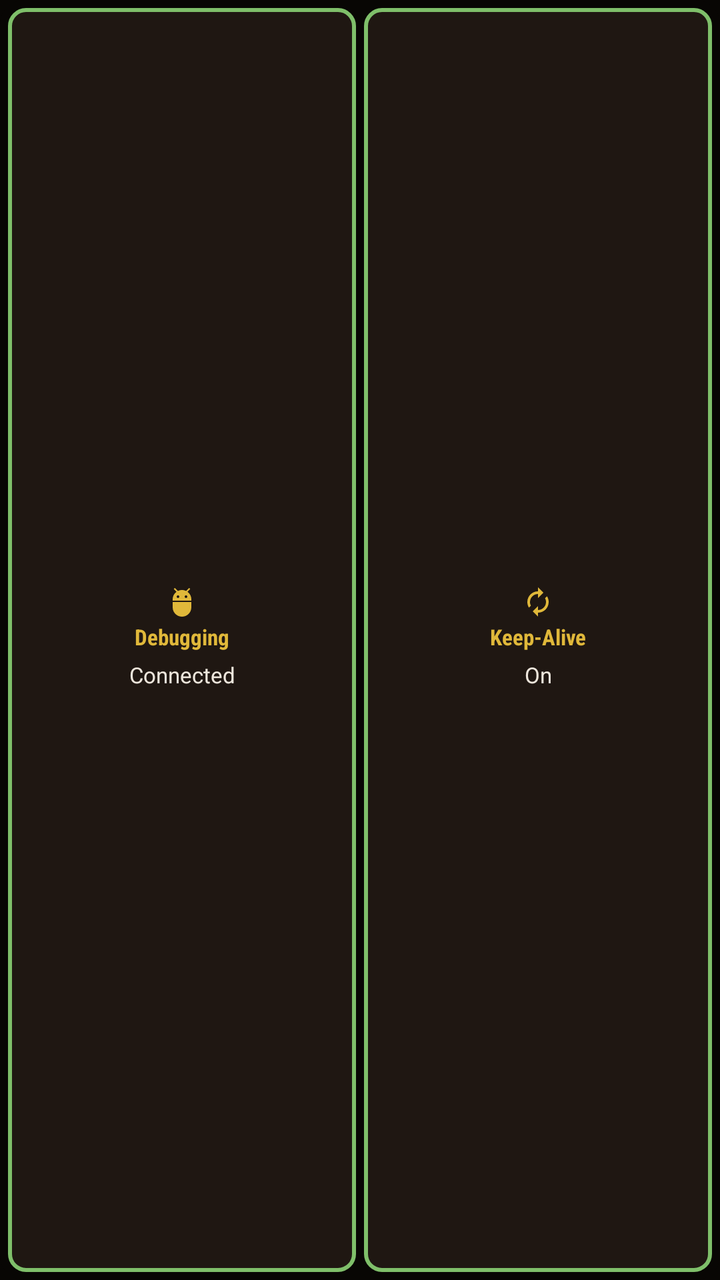
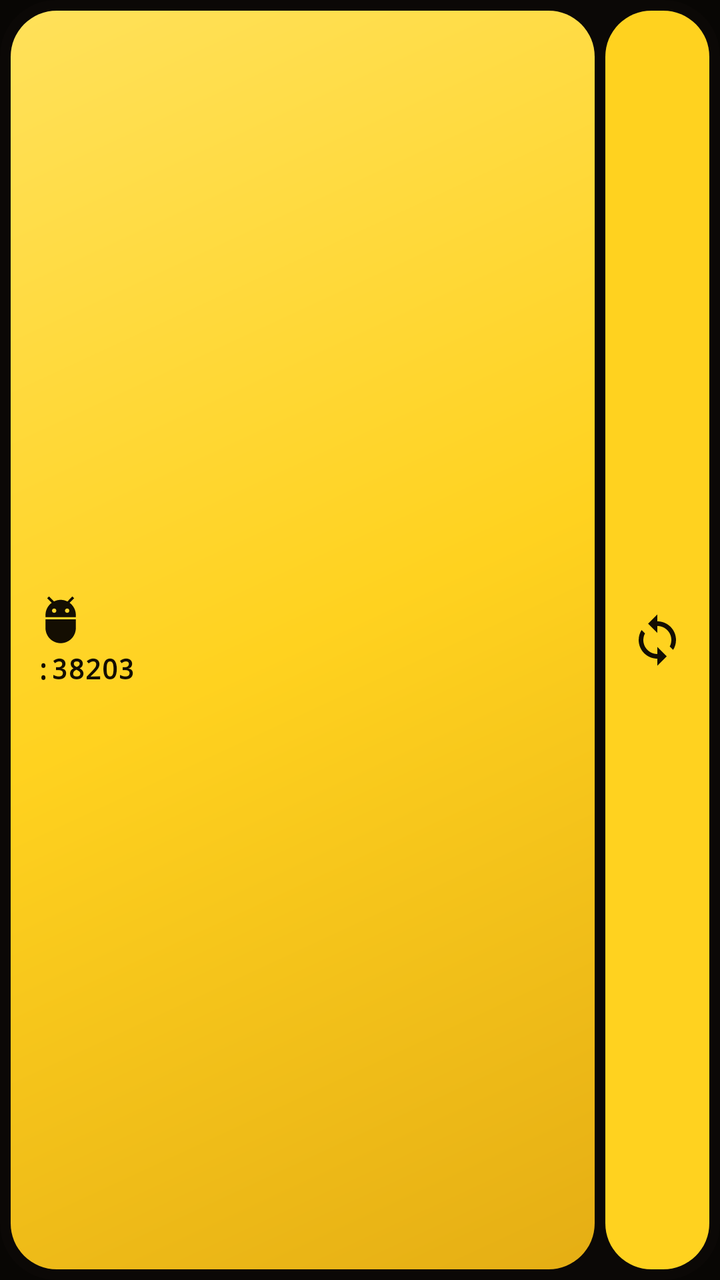

An Android layout rendered at two revisions. The XML below is the earlier revision; the diff shows what the commit changed to produce the second picture.
<!-- AndroidManifest.xml: application theme Theme.KeepADB -->
<!-- res/layout/widget_preview_control.xml -->
<?xml version="1.0" encoding="utf-8"?>
<LinearLayout xmlns:android="http://schemas.android.com/apk/res/android"
    android:layout_width="match_parent"
    android:layout_height="match_parent"
    android:background="@drawable/bg_widget_root"
    android:orientation="horizontal"
    android:padding="2dp">

    <LinearLayout
        android:layout_width="0dp"
        android:layout_height="match_parent"
        android:layout_margin="2dp"
        android:layout_weight="1"
        android:background="@drawable/bg_widget_tile_on"
        android:gravity="center"
        android:orientation="vertical"
        android:padding="2dp">

        <ImageView
            android:layout_width="16dp"
            android:layout_height="16dp"
            android:importantForAccessibility="no"
            android:src="@drawable/ic_widget_adb" />

        <TextView
            android:layout_width="match_parent"
            android:layout_height="wrap_content"
            android:autoSizeMaxTextSize="11sp"
            android:autoSizeMinTextSize="8sp"
            android:autoSizeTextType="uniform"
            android:fontFamily="sans-serif-condensed"
            android:gravity="center"
            android:maxLines="1"
            android:text="@string/widget_action_adb"
            android:textColor="@color/text_yellow"
            android:textStyle="bold" />

        <TextView
            android:layout_width="match_parent"
            android:layout_height="wrap_content"
            android:autoSizeMaxTextSize="11sp"
            android:autoSizeMinTextSize="8sp"
            android:autoSizeTextType="uniform"
            android:gravity="center"
            android:maxLines="1"
            android:text="@string/tile_state_connected"
            android:textColor="@color/night_text" />
    </LinearLayout>

    <LinearLayout
        android:layout_width="0dp"
        android:layout_height="match_parent"
        android:layout_margin="2dp"
        android:layout_weight="1"
        android:background="@drawable/bg_widget_tile_on"
        android:gravity="center"
        android:orientation="vertical"
        android:padding="2dp">

        <ImageView
            android:layout_width="16dp"
            android:layout_height="16dp"
            android:importantForAccessibility="no"
            android:src="@drawable/ic_widget_keep_alive" />

        <TextView
            android:layout_width="match_parent"
            android:layout_height="wrap_content"
            android:autoSizeMaxTextSize="11sp"
            android:autoSizeMinTextSize="8sp"
            android:autoSizeTextType="uniform"
            android:fontFamily="sans-serif-condensed"
            android:gravity="center"
            android:maxLines="1"
            android:text="@string/widget_action_keep_alive"
            android:textColor="@color/text_yellow"
            android:textStyle="bold" />

        <TextView
            android:layout_width="match_parent"
            android:layout_height="wrap_content"
            android:autoSizeMaxTextSize="11sp"
            android:autoSizeMinTextSize="8sp"
            android:autoSizeTextType="uniform"
            android:gravity="center"
            android:maxLines="1"
            android:text="@string/widget_state_on"
            android:textColor="@color/night_text" />
    </LinearLayout>
</LinearLayout>
<!-- resources referenced by this layout -->
<resources>
  <color name="night_text">#EDE6DC</color>
  <color name="text_yellow">#E0B83A</color>
  <!-- drawable bg_widget_root (drawable) -->
  <?xml version="1.0" encoding="utf-8"?>
  <shape xmlns:android="http://schemas.android.com/apk/res/android">
      <solid android:color="@color/ground" />
      <corners android:radius="@dimen/radius_panel" />
  </shape>
  <!-- drawable bg_widget_tile_on (drawable) -->
  <?xml version="1.0" encoding="utf-8"?>
  <selector xmlns:android="http://schemas.android.com/apk/res/android">
      <item android:state_pressed="true">
          <shape>
              <solid android:color="@color/panel" />
              <stroke android:width="2dp" android:color="@color/link_red" />
              <corners android:radius="@dimen/radius_control" />
          </shape>
      </item>
      <item>
          <shape>
              <solid android:color="@color/panel_strong" />
              <stroke android:width="2dp" android:color="@color/status_ok_green" />
              <corners android:radius="@dimen/radius_control" />
          </shape>
      </item>
  </selector>
  <!-- drawable ic_widget_adb (drawable) -->
  <?xml version="1.0" encoding="utf-8"?>
  <vector xmlns:android="http://schemas.android.com/apk/res/android"
      android:width="24dp"
      android:height="24dp"
      android:tint="@color/text_yellow"
      android:viewportWidth="24"
      android:viewportHeight="24">
      <path
          android:fillColor="@android:color/white"
          android:pathData="M5,16c0,3.87 3.13,7 7,7s7,-3.13 7,-7v-4L5,12v4zM16.12,4.37l2.1,-2.1 -0.82,-0.83 -2.3,2.31C14.16,3.28 13.12,3 12,3s-2.16,0.28 -3.09,0.75L6.6,1.44l-0.82,0.83 2.1,2.1C6.14,5.64 5,7.68 5,10v1h14v-1c0,-2.32 -1.14,-4.36 -2.88,-5.63zM9,9c-0.55,0 -1,-0.45 -1,-1s0.45,-1 1,-1 1,0.45 1,1 -0.45,1 -1,1zM15,9c-0.55,0 -1,-0.45 -1,-1s0.45,-1 1,-1 1,0.45 1,1 -0.45,1 -1,1z" />
  </vector>
  <!-- drawable ic_widget_keep_alive (drawable) -->
  <?xml version="1.0" encoding="utf-8"?>
  <vector xmlns:android="http://schemas.android.com/apk/res/android"
      android:width="24dp"
      android:height="24dp"
      android:tint="@color/text_yellow"
      android:viewportWidth="24"
      android:viewportHeight="24">
      <path
          android:fillColor="@android:color/white"
          android:pathData="M12,6v3l4,-4 -4,-4v3c-4.42,0 -8,3.58 -8,8 0,1.57 0.46,3.03 1.24,4.26L6.7,14.8c-0.45,-0.83 -0.7,-1.79 -0.7,-2.8 0,-3.31 2.69,-6 6,-6zM18.76,7.74L17.3,9.2c0.44,0.84 0.7,1.79 0.7,2.8 0,3.31 -2.69,6 -6,6v-3l-4,4 4,4v-3c4.42,0 8,-3.58 8,-8 0,-1.57 -0.46,-3.03 -1.24,-4.26z" />
  </vector>
  <string name="tile_state_connected">Connected</string>
  <string name="widget_action_adb">Debugging</string>
  <string name="widget_action_keep_alive">Keep-Alive</string>
  <string name="widget_state_on">On</string>
  <color name="ground">#080604</color>
  <dimen name="radius_panel">12dp</dimen>
  <color name="panel">#14100D</color>
  <color name="link_red">#EA5448</color>
  <dimen name="radius_control">8dp</dimen>
  <color name="panel_strong">#1F1712</color>
  <color name="status_ok_green">#7FBF6A</color>
  <color name="title_yellow">#FFD21F</color>
  <color name="border_red">#B83A3E</color>
  <color name="banner_red">#B11218</color>
  <color name="night_muted">#A79B8C</color>
  <!-- unchanged entries left out for length: 1 -->
</resources>

<!-- the commit's change to res/layout/widget_preview_control.xml (unified diff, before → after) -->
@@ -1,90 +1,63 @@
 <?xml version="1.0" encoding="utf-8"?>
 <LinearLayout xmlns:android="http://schemas.android.com/apk/res/android"
+    xmlns:tools="http://schemas.android.com/tools"
     android:layout_width="match_parent"
     android:layout_height="match_parent"
     android:background="@drawable/bg_widget_root"
     android:orientation="horizontal"
-    android:padding="2dp">
+    android:padding="@dimen/widget_gap_half">
 
     <LinearLayout
         android:layout_width="0dp"
         android:layout_height="match_parent"
-        android:layout_margin="2dp"
+        android:layout_margin="@dimen/widget_gap_half"
         android:layout_weight="1"
-        android:background="@drawable/bg_widget_tile_on"
-        android:gravity="center"
+        android:background="@drawable/bg_widget_hero_on"
+        android:gravity="center_vertical|start"
         android:orientation="vertical"
-        android:padding="2dp">
+        android:paddingStart="12dp"
+        android:paddingTop="8dp"
+        android:paddingEnd="12dp"
+        android:paddingBottom="8dp">
 
         <ImageView
-            android:layout_width="16dp"
-            android:layout_height="16dp"
+            android:layout_width="26dp"
+            android:layout_height="26dp"
             android:importantForAccessibility="no"
-            android:src="@drawable/ic_widget_adb" />
+            android:scaleType="fitCenter"
+            android:src="@drawable/ic_widget_adb"
+            android:tint="@color/widget_ink" />
 
         <TextView
             android:layout_width="match_parent"
             android:layout_height="wrap_content"
-            android:autoSizeMaxTextSize="11sp"
-            android:autoSizeMinTextSize="8sp"
+            android:layout_marginTop="4dp"
+            android:autoSizeMaxTextSize="16sp"
+            android:autoSizeMinTextSize="10sp"
+            android:autoSizeStepGranularity="0.5sp"
             android:autoSizeTextType="uniform"
-            android:fontFamily="sans-serif-condensed"
-            android:gravity="center"
+            android:fontFamily="monospace"
+            android:includeFontPadding="false"
             android:maxLines="1"
-            android:text="@string/widget_action_adb"
-            android:textColor="@color/text_yellow"
+            android:text=":38203"
+            tools:ignore="HardcodedText"
+            android:textColor="@color/widget_ink"
             android:textStyle="bold" />
-
-        <TextView
-            android:layout_width="match_parent"
-            android:layout_height="wrap_content"
-            android:autoSizeMaxTextSize="11sp"
-            android:autoSizeMinTextSize="8sp"
-            android:autoSizeTextType="uniform"
-            android:gravity="center"
-            android:maxLines="1"
-            android:text="@string/tile_state_connected"
-            android:textColor="@color/night_text" />
     </LinearLayout>
 
     <LinearLayout
-        android:layout_width="0dp"
+        android:layout_width="52dp"
         android:layout_height="match_parent"
-        android:layout_margin="2dp"
-        android:layout_weight="1"
-        android:background="@drawable/bg_widget_tile_on"
-        android:gravity="center"
-        android:orientation="vertical"
-        android:padding="2dp">
+        android:layout_margin="@dimen/widget_gap_half"
+        android:background="@drawable/bg_widget_pill_on"
+        android:gravity="center">
 
         <ImageView
-            android:layout_width="16dp"
-            android:layout_height="16dp"
+            android:layout_width="28dp"
+            android:layout_height="28dp"
             android:importantForAccessibility="no"
-            android:src="@drawable/ic_widget_keep_alive" />
-
-        <TextView
-            android:layout_width="match_parent"
-            android:layout_height="wrap_content"
-            android:autoSizeMaxTextSize="11sp"
-            android:autoSizeMinTextSize="8sp"
-            android:autoSizeTextType="uniform"
-            android:fontFamily="sans-serif-condensed"
-            android:gravity="center"
-            android:maxLines="1"
-            android:text="@string/widget_action_keep_alive"
-            android:textColor="@color/text_yellow"
-            android:textStyle="bold" />
-
-        <TextView
-            android:layout_width="match_parent"
-            android:layout_height="wrap_content"
-            android:autoSizeMaxTextSize="11sp"
-            android:autoSizeMinTextSize="8sp"
-            android:autoSizeTextType="uniform"
-            android:gravity="center"
-            android:maxLines="1"
-            android:text="@string/widget_state_on"
-            android:textColor="@color/night_text" />
+            android:scaleType="fitCenter"
+            android:src="@drawable/ic_widget_keep_alive"
+            android:tint="@color/widget_ink" />
     </LinearLayout>
 </LinearLayout>
<!-- resource entries referenced after the edit -->
@@ -1,37 +1,58 @@
 <!-- resources referenced by this layout -->
 <resources>
+  <color name="widget_ink">#140E02</color>
+  <dimen name="widget_gap_half">2.5dp</dimen>
+  <!-- drawable bg_widget_hero_on (drawable) -->
+  <?xml version="1.0" encoding="utf-8"?>
+  <ripple xmlns:android="http://schemas.android.com/apk/res/android"
+      android:color="@color/widget_ripple_on_light">
+      <item>
+          <shape>
+              <gradient
+                  android:angle="315"
+                  android:centerColor="@color/widget_hero_center"
+                  android:endColor="@color/widget_hero_end"
+                  android:startColor="@color/widget_hero_start"
+                  android:type="linear" />
+              <corners android:radius="@dimen/widget_radius_tile" />
+          </shape>
+      </item>
+      <item android:id="@android:id/mask">
+          <shape>
+              <solid android:color="@android:color/white" />
+              <corners android:radius="@dimen/widget_radius_tile" />
+          </shape>
+      </item>
+  </ripple>
+  <!-- drawable bg_widget_pill_on (drawable) -->
+  <?xml version="1.0" encoding="utf-8"?>
+  <ripple xmlns:android="http://schemas.android.com/apk/res/android"
+      android:color="@color/widget_ripple_on_light">
+      <item>
+          <shape>
+              <solid android:color="@color/widget_on" />
+              <corners android:radius="@dimen/widget_radius_tile" />
+          </shape>
+      </item>
+      <item android:id="@android:id/mask">
+          <shape>
+              <solid android:color="@android:color/white" />
+              <corners android:radius="@dimen/widget_radius_tile" />
+          </shape>
+      </item>
+  </ripple>
   <color name="night_text">#EDE6DC</color>
-  <color name="text_yellow">#E0B83A</color>
   <!-- drawable bg_widget_root (drawable) -->
   <?xml version="1.0" encoding="utf-8"?>
   <shape xmlns:android="http://schemas.android.com/apk/res/android">
-      <solid android:color="@color/ground" />
-      <corners android:radius="@dimen/radius_panel" />
+      <solid android:color="@color/widget_root" />
+      <corners android:radius="@dimen/widget_radius_root" />
   </shape>
-  <!-- drawable bg_widget_tile_on (drawable) -->
-  <?xml version="1.0" encoding="utf-8"?>
-  <selector xmlns:android="http://schemas.android.com/apk/res/android">
-      <item android:state_pressed="true">
-          <shape>
-              <solid android:color="@color/panel" />
-              <stroke android:width="2dp" android:color="@color/link_red" />
-              <corners android:radius="@dimen/radius_control" />
-          </shape>
-      </item>
-      <item>
-          <shape>
-              <solid android:color="@color/panel_strong" />
-              <stroke android:width="2dp" android:color="@color/status_ok_green" />
-              <corners android:radius="@dimen/radius_control" />
-          </shape>
-      </item>
-  </selector>
   <!-- drawable ic_widget_adb (drawable) -->
   <?xml version="1.0" encoding="utf-8"?>
   <vector xmlns:android="http://schemas.android.com/apk/res/android"
       android:width="24dp"
       android:height="24dp"
-      android:tint="@color/text_yellow"
       android:viewportWidth="24"
       android:viewportHeight="24">
       <path
@@ -43,24 +64,21 @@
   <vector xmlns:android="http://schemas.android.com/apk/res/android"
       android:width="24dp"
       android:height="24dp"
-      android:tint="@color/text_yellow"
       android:viewportWidth="24"
       android:viewportHeight="24">
       <path
           android:fillColor="@android:color/white"
-          android:pathData="M12,6v3l4,-4 -4,-4v3c-4.42,0 -8,3.58 -8,8 0,1.57 0.46,3.03 1.24,4.26L6.7,14.8c-0.45,-0.83 -0.7,-1.79 -0.7,-2.8 0,-3.31 2.69,-6 6,-6zM18.76,7.74L17.3,9.2c0.44,0.84 0.7,1.79 0.7,2.8 0,3.31 -2.69,6 -6,6v-3l-4,4 4,4v-3c4.42,0 8,-3.58 8,-8 0,-1.57 -0.46,-3.03 -1.24,-4.26z" />
+          android:pathData="M12,4V1L8,5l4,4V6c3.31,0 6,2.69 6,6 0,1.01 -0.25,1.97 -0.7,2.8l1.46,1.46C19.54,15.03 20,13.57 20,12c0,-4.42 -3.58,-8 -8,-8zm0,14c-3.31,0 -6,-2.69 -6,-6 0,-1.01 0.25,-1.97 0.7,-2.8L5.24,7.74C4.46,8.97 4,10.43 4,12c0,4.42 3.58,8 8,8v3l4,-4 -4,-4v3z" />
   </vector>
-  <string name="tile_state_connected">Connected</string>
-  <string name="widget_action_adb">Debugging</string>
-  <string name="widget_action_keep_alive">Keep-Alive</string>
-  <string name="widget_state_on">On</string>
+  <color name="widget_ripple_on_light">#33000000</color>
+  <color name="widget_hero_center">#FFD21F</color>
+  <color name="widget_hero_end">#E5AE14</color>
+  <color name="widget_hero_start">#FFE15A</color>
+  <dimen name="widget_radius_tile">23dp</dimen>
+  <color name="widget_on">#FFD21F</color>
+  <color name="widget_root">#0B0806</color>
+  <dimen name="widget_radius_root">28dp</dimen>
   <color name="ground">#080604</color>
-  <dimen name="radius_panel">12dp</dimen>
-  <color name="panel">#14100D</color>
-  <color name="link_red">#EA5448</color>
-  <dimen name="radius_control">8dp</dimen>
-  <color name="panel_strong">#1F1712</color>
-  <color name="status_ok_green">#7FBF6A</color>
   <color name="title_yellow">#FFD21F</color>
   <color name="border_red">#B83A3E</color>
   <color name="banner_red">#B11218</color>
